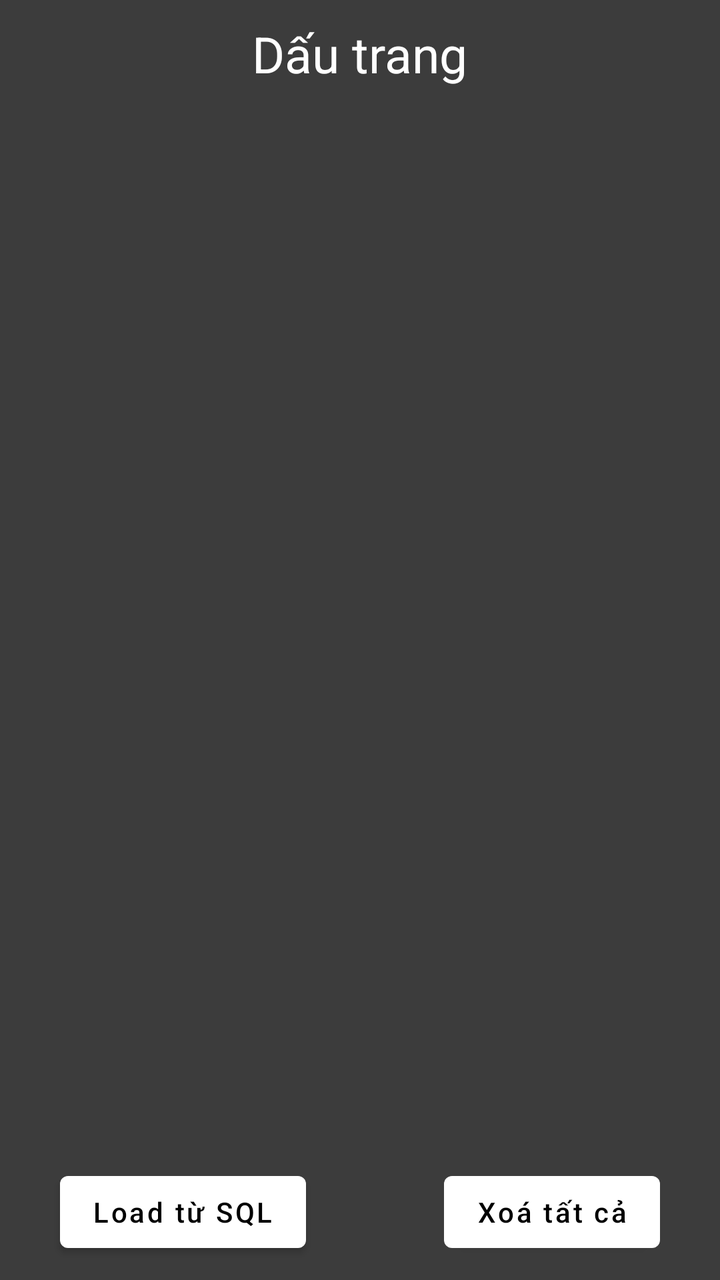
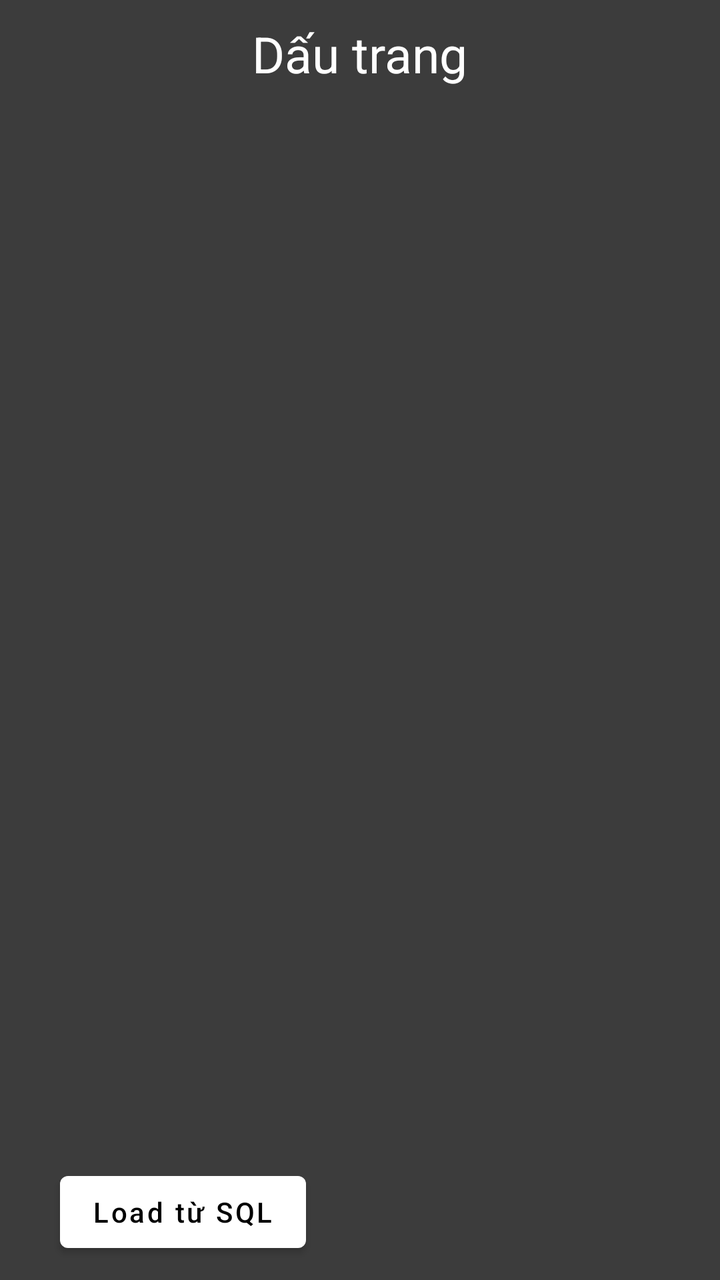

The first picture is an Android layout as it rendered before a commit; the second is the same layout after the commit. The layout source and the unified diff follow.
<!-- AndroidManifest.xml: application theme Theme.WebBrowser -->
<!-- res/layout/activity_bookmark.xml -->
<?xml version="1.0" encoding="utf-8"?>
<RelativeLayout xmlns:android="http://schemas.android.com/apk/res/android"
    xmlns:app="http://schemas.android.com/apk/res-auto"
    xmlns:tools="http://schemas.android.com/tools"
    android:layout_width="match_parent"
    android:layout_height="match_parent"
    android:background="#3C3C3C"
    tools:context=".BookmarkActivity">

    <TextView
        android:layout_width="wrap_content"
        android:layout_height="wrap_content"
        android:layout_marginTop="10dp"
        android:text="Dấu trang"
        android:textSize="25dp"
        android:textColor="@color/white"
        android:layout_centerHorizontal="true"
        android:id="@+id/titleBookmark"/>

    <ListView
        android:layout_width="match_parent"
        android:layout_height="match_parent"
        android:layout_above="@id/btnXoaDauTrang"
        android:layout_marginTop="10dp"
        android:layout_marginBottom="10dp"
        android:layout_marginLeft="10dp"
        android:layout_marginRight="10dp"
        android:scrollbars="vertical"
        android:divider="@null"
        android:dividerHeight="0dp"
        android:layout_below="@id/titleBookmark"
        android:id="@+id/listBookmark" />

    <Button
        android:layout_width="wrap_content"
        android:layout_height="wrap_content"
        android:layout_marginLeft="30dp"
        android:layout_marginBottom="10dp"
        android:layout_marginTop="10dp"
        android:layout_alignParentBottom="true"
        android:text="Load từ SQL"
        android:textAllCaps="false"
        android:id="@+id/btnLoadSQL" />

    <Button
        android:layout_width="wrap_content"
        android:layout_height="wrap_content"
        android:layout_marginRight="30dp"
        android:layout_marginBottom="10dp"
        android:layout_marginTop="10dp"
        android:layout_alignParentRight="true"
        android:layout_alignParentBottom="true"
        android:text="Xoá tất cả"
        android:textAllCaps="false"
        android:id="@+id/btnXoaDauTrang" />

</RelativeLayout>
<!-- resources referenced by this layout -->
<resources>
  <color name="white">#FFFFFFFF</color>
  <style name="Theme.WebBrowser" parent="Theme.MaterialComponents.DayNight.NoActionBar">
          
          <item name="colorPrimary">@color/white</item>
          <item name="colorPrimaryVariant">@color/black</item>
          <item name="colorOnPrimary">@color/black</item>
          
          <item name="colorSecondary">@color/teal_200</item>
          <item name="colorSecondaryVariant">@color/teal_700</item>
          <item name="colorOnSecondary">@color/black</item>
          
          <item name="android:statusBarColor" tools:targetApi="l">?attr/colorPrimaryVariant</item>
          
      </style>
  <color name="black">#FF000000</color>
  <color name="teal_200">#FF03DAC5</color>
  <color name="teal_700">#FF018786</color>
</resources>

<!-- the commit's change to res/layout/activity_bookmark.xml (unified diff, before → after) -->
@@ -20,7 +20,7 @@
     <ListView
         android:layout_width="match_parent"
         android:layout_height="match_parent"
-        android:layout_above="@id/btnXoaDauTrang"
+        android:layout_above="@id/btnLoadSQL"
         android:layout_marginTop="10dp"
         android:layout_marginBottom="10dp"
         android:layout_marginLeft="10dp"
@@ -52,6 +52,7 @@
         android:layout_alignParentBottom="true"
         android:text="Xoá tất cả"
         android:textAllCaps="false"
+        android:visibility="gone"
         android:id="@+id/btnXoaDauTrang" />
 
 </RelativeLayout>
